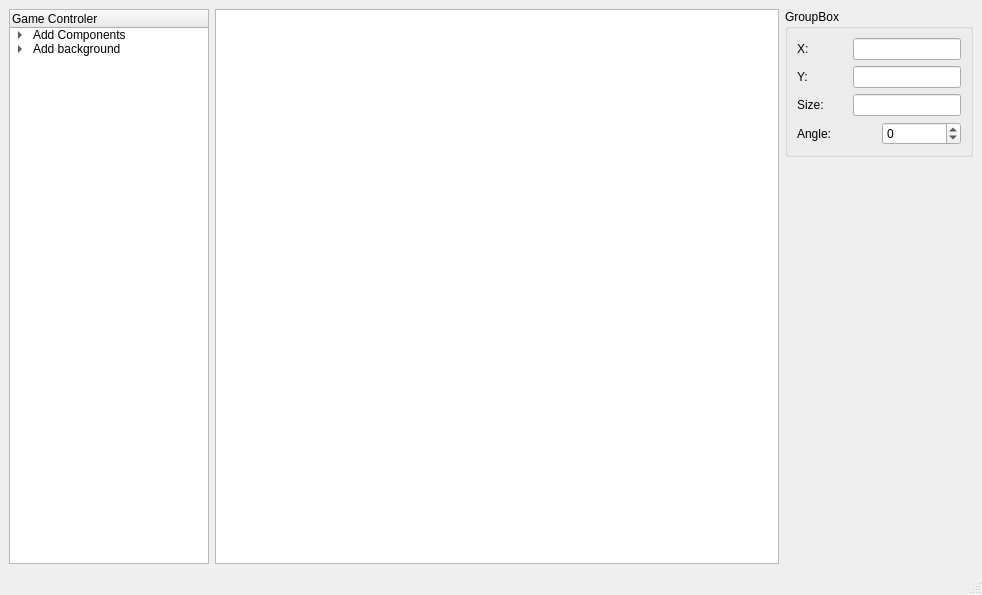
Above: Engine/mainwindow.ui from StefanGolubovic/Qt-GameEngine before the change. Below: the same form after it.
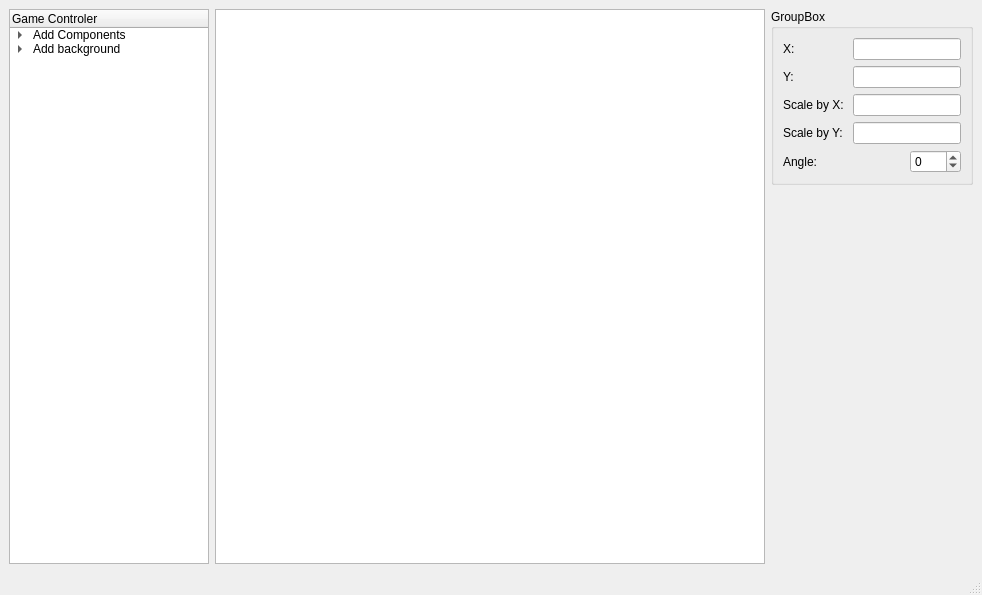
That is the form after the change.

Commit message: Added scale by two coordinates

```diff
--- a/Engine/mainwindow.ui
+++ b/Engine/mainwindow.ui
@@ -14,7 +14,7 @@
    <string>MainWindow</string>
   </property>
   <widget class="QWidget" name="centralwidget">
-   <layout class="QHBoxLayout" name="horizontalLayout_5">
+   <layout class="QHBoxLayout" name="horizontalLayout_6">
     <item>
      <widget class="QTreeWidget" name="treeWidget">
       <property name="sizePolicy">
@@ -82,7 +82,7 @@
      </widget>
     </item>
     <item>
-     <layout class="QVBoxLayout" name="verticalLayout_3">
+     <layout class="QVBoxLayout" name="verticalLayout">
       <item>
        <widget class="QGroupBox" name="groupBox">
         <property name="sizePolicy">
@@ -91,6 +91,12 @@
           <verstretch>0</verstretch>
          </sizepolicy>
         </property>
+        <property name="maximumSize">
+         <size>
+          <width>250</width>
+          <height>16777215</height>
+         </size>
+        </property>
         <property name="title">
          <string>GroupBox</string>
         </property>
@@ -111,7 +117,14 @@
             </widget>
            </item>
            <item>
-            <widget class="QLineEdit" name="lineX"/>
+            <widget class="QLineEdit" name="lineX">
+             <property name="sizePolicy">
+              <sizepolicy hsizetype="Fixed" vsizetype="Fixed">
+               <horstretch>0</horstretch>
+               <verstretch>0</verstretch>
+              </sizepolicy>
+             </property>
+            </widget>
            </item>
           </layout>
          </item>
@@ -131,7 +144,14 @@
             </widget>
            </item>
            <item>
-            <widget class="QLineEdit" name="lineY"/>
+            <widget class="QLineEdit" name="lineY">
+             <property name="sizePolicy">
+              <sizepolicy hsizetype="Fixed" vsizetype="Fixed">
+               <horstretch>0</horstretch>
+               <verstretch>0</verstretch>
+              </sizepolicy>
+             </property>
+            </widget>
            </item>
           </layout>
          </item>
@@ -146,12 +166,46 @@
               </size>
              </property>
              <property name="text">
-              <string>Size: </string>
+              <string>Scale by X: </string>
              </property>
             </widget>
            </item>
            <item>
-            <widget class="QLineEdit" name="lineSize"/>
+            <widget class="QLineEdit" name="lineSizeX">
+             <property name="sizePolicy">
+              <sizepolicy hsizetype="Fixed" vsizetype="Fixed">
+               <horstretch>0</horstretch>
+               <verstretch>0</verstretch>
+              </sizepolicy>
+             </property>
+            </widget>
+           </item>
+          </layout>
+         </item>
+         <item>
+          <layout class="QHBoxLayout" name="horizontalLayout_5">
+           <item>
+            <widget class="QLabel" name="label_6">
+             <property name="minimumSize">
+              <size>
+               <width>50</width>
+               <height>0</height>
+              </size>
+             </property>
+             <property name="text">
+              <string>Scale by Y:</string>
+             </property>
+            </widget>
+           </item>
+           <item>
+            <widget class="QLineEdit" name="lineSizeY">
+             <property name="sizePolicy">
+              <sizepolicy hsizetype="Fixed" vsizetype="Fixed">
+               <horstretch>0</horstretch>
+               <verstretch>0</verstretch>
+              </sizepolicy>
+             </property>
+            </widget>
            </item>
           </layout>
          </item>
@@ -172,6 +226,12 @@
            </item>
            <item>
             <widget class="QSpinBox" name="spinBoxAngle">
+             <property name="sizePolicy">
+              <sizepolicy hsizetype="Fixed" vsizetype="Fixed">
+               <horstretch>0</horstretch>
+               <verstretch>0</verstretch>
+              </sizepolicy>
+             </property>
              <property name="minimum">
               <number>-180</number>
              </property>
@@ -200,9 +260,6 @@
       </item>
      </layout>
     </item>
-    <item>
-     <layout class="QVBoxLayout" name="verticalLayout"/>
-    </item>
    </layout>
   </widget>
   <widget class="QMenuBar" name="menubar">
```
Left out of the diff: 9 changed lines with no effect on the pictures. The commit also changes 5 other files.
